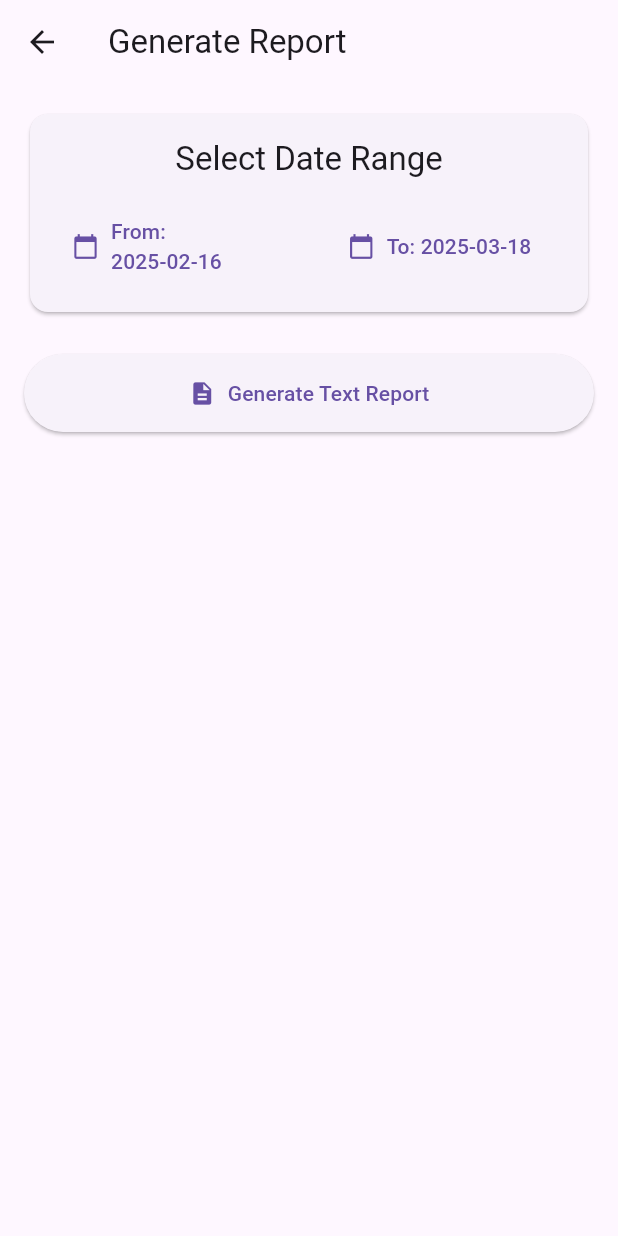
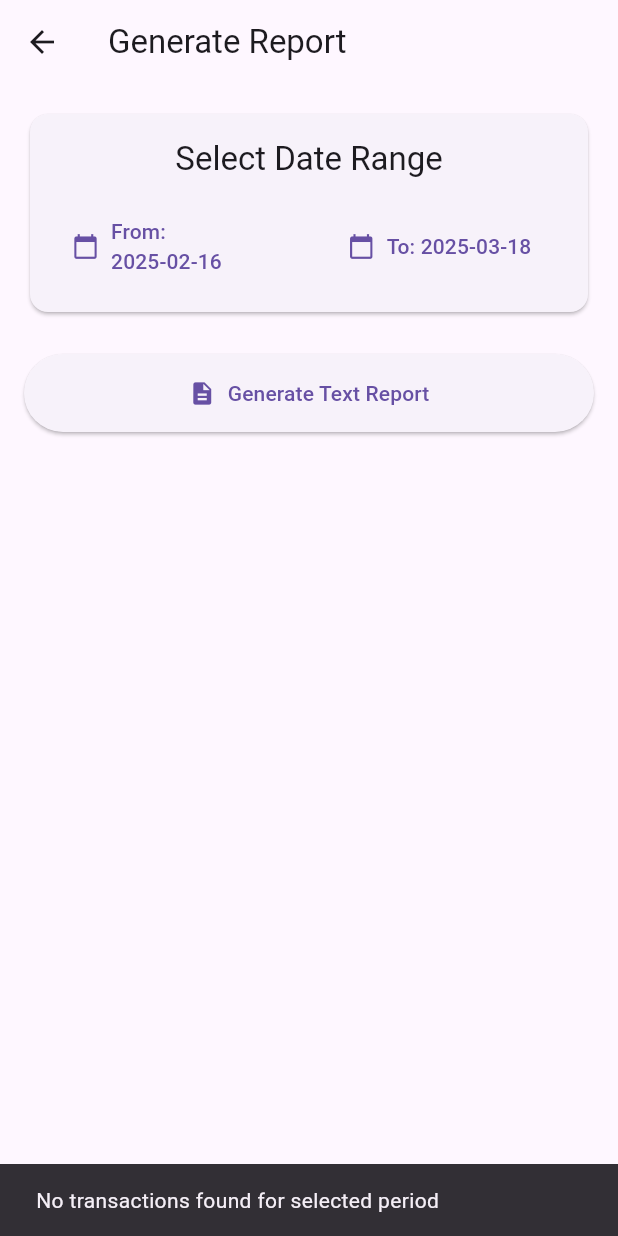
Before and after one commit to SHUBHANKARPOLYGON/Fintrack, a Flutter app: the ReportScreen screen opened directly, after a tap on "Generate Text Report", on a phone screen of 412 x 824 dp. Run offline on Flutter 3.47's test engine with Material 3 defaults, Android fonts, the phone set to English and light mode, and no system bars; our stand-ins replace cloud_firestore, firebase_auth, firebase_core, open_file; accounts and stored records are empty.

Commit message:
kotlin_version_update

```diff
--- a/lib/screens/report_screen.dart
+++ b/lib/screens/report_screen.dart
@@ -23,9 +23,14 @@ class _ReportScreenState extends State<ReportScreen> {
 
     try {
       final userId = FirebaseAuth.instance.currentUser?.uid;
-      if (userId == null) return;
+      if (userId == null) {
+        ScaffoldMessenger.of(context).showSnackBar(
+          SnackBar(content: Text('User not logged in')),
+        );
+        return;
+      }
 
-      // Fetch transactions for the selected period
+      // Fetch transactions
       final snapshot = await firestore.FirebaseFirestore.instance
           .collection('transactions')
           .where('userId', isEqualTo: userId)
@@ -33,20 +38,42 @@ class _ReportScreenState extends State<ReportScreen> {
           .where('date', isLessThanOrEqualTo: _endDate.toIso8601String())
           .get();
 
-      final transactions = snapshot.docs
-          .map((doc) => fintrack.Transaction.fromMap({...doc.data() as Map<String, dynamic>, 'id': doc.id}))
-          .toList();
+      if (snapshot.docs.isEmpty) {
+        ScaffoldMessenger.of(context).showSnackBar(
+          SnackBar(content: Text('No transactions found for selected period')),
+        );
+        return;
+      }
 
+      // Convert to Transaction objects
+      final transactions = snapshot.docs.map((doc) {
+        final data = doc.data();
+        return fintrack.Transaction(
+          id: doc.id,
+          userId: data['userId'] as String,
+          amount: (data['amount'] as num).toDouble(),
+          category: data['category'] as String,
+          description: data['description'] as String,
+          date: DateTime.parse(data['date'] as String),
+          type: data['type'] as String,
+        );
+      }).toList();
+
+      // Generate and open report
       final file = await _reportService.generateReport(
         transactions,
         _startDate,
         _endDate,
       );
 
-      await OpenFile.open(file.path);
+      final result = await OpenFile.open(file.path);
+      if (result.type != ResultType.done) {
+        throw Exception('Could not open file: ${result.message}');
+      }
+
     } catch (e) {
       ScaffoldMessenger.of(context).showSnackBar(
-        SnackBar(content: Text('Error generating report: $e')),
+        SnackBar(content: Text('Error: ${e.toString()}')),
       );
     } finally {
       setState(() => _isGenerating = false);
--- a/lib/services/report_service.dart
+++ b/lib/services/report_service.dart
@@ -1,10 +1,11 @@
 import 'dart:io';
 import 'package:path_provider/path_provider.dart';
 import 'package:intl/intl.dart';
-import '../models/transaction.dart';
+import '../models/transaction.dart' as fintrack;
 
 class ReportService {
-  Future<File> generateReport(List<Transaction> transactions, DateTime startDate, DateTime endDate) async {
+  Future<File> generateReport(List<fintrack.Transaction> transactions, DateTime startDate, DateTime endDate) async {
+    try {
       final StringBuffer report = StringBuffer();
 
       // Report header
@@ -19,6 +20,7 @@ class ReportService {
       double totalExpense = 0;
       Map<String, double> categoryTotals = {};
 
+      // Process transactions
       for (var transaction in transactions) {
         if (transaction.type == 'income') {
           totalIncome += transaction.amount;
@@ -28,7 +30,7 @@ class ReportService {
         }
       }
 
-    // Summary section
+      // Write summary
       report.writeln('SUMMARY');
       report.writeln('-' * 40);
       report.writeln('Total Income:  ₹${totalIncome.toStringAsFixed(2)}');
@@ -36,38 +38,30 @@ class ReportService {
       report.writeln('Net Balance:   ₹${(totalIncome - totalExpense).toStringAsFixed(2)}');
       report.writeln();
 
-    // Category breakdown
-    report.writeln('CATEGORY BREAKDOWN');
+      // Write transactions
+      report.writeln('TRANSACTIONS');
       report.writeln('-' * 40);
-    categoryTotals.forEach((category, amount) {
-      report.writeln('${category.padRight(20)} ₹${amount.toStringAsFixed(2)}');
-    });
-    report.writeln();
-
-    // Transaction details
-    report.writeln('TRANSACTION DETAILS');
-    report.writeln('-' * 40);
-    report.writeln('Date'.padRight(12) +
-                   'Type'.padRight(10) +
-                   'Category'.padRight(15) +
-                   'Amount'.padRight(12) +
-                   'Description');
+      report.writeln('Date       Type     Category      Amount     Description');
       report.writeln('-' * 70);
 
       for (var transaction in transactions) {
-      report.writeln(
-        '${DateFormat('MM/dd/yyyy').format(transaction.date)}'.padRight(12) +
-        '${transaction.type}'.padRight(10) +
-        '${transaction.category}'.padRight(15) +
-        '₹${transaction.amount.toStringAsFixed(2)}'.padRight(12) +
-        '${transaction.description}'
-      );
+        final date = DateFormat('yyyy-MM-dd').format(transaction.date);
+        final type = transaction.type.padRight(8);
+        final category = transaction.category.padRight(12);
+        final amount = '₹${transaction.amount.toStringAsFixed(2)}'.padRight(10);
+
+        report.writeln('$date $type $category $amount ${transaction.description}');
       }
 
-    // Save the report
-    final output = await getTemporaryDirectory();
-    final file = File('${output.path}/expense_report.txt');
+      // Save report to file
+      final directory = await getApplicationDocumentsDirectory();
+      final file = File('${directory.path}/expense_report_${DateTime.now().millisecondsSinceEpoch}.txt');
       await file.writeAsString(report.toString());
       return file;
+
+    } catch (e) {
+      print('Error generating report: $e');
+      rethrow;
     }
   }
+}
```
Also changed, not shown: 2 other files. Lines whose indentation alone changed are shown as unchanged.
